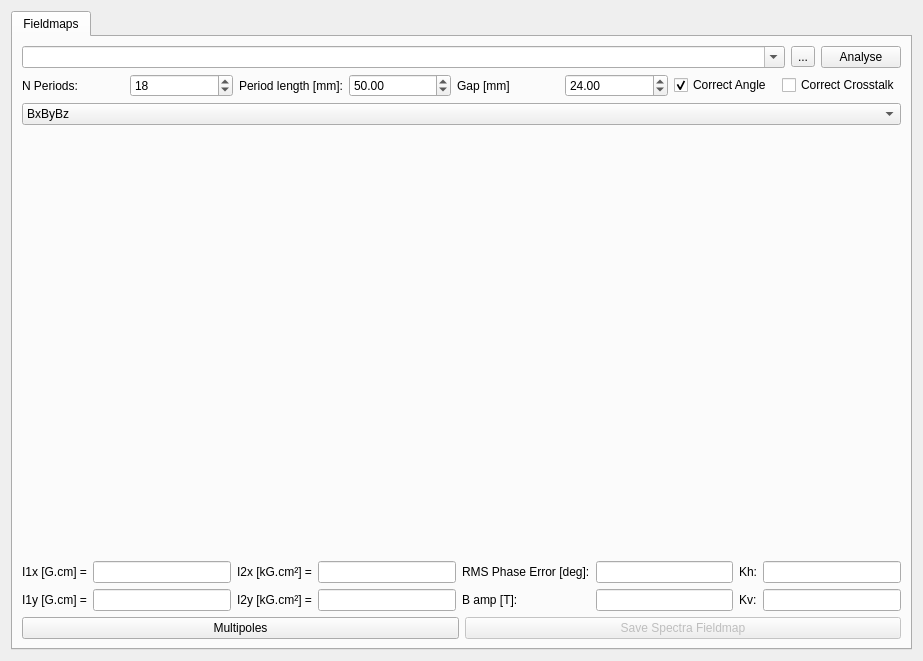
This is idanalysis/gui/ui/analysiswidget.ui in lnls-ima/insertion-devices as Qt 5 draws it before an edit. The edited form follows.
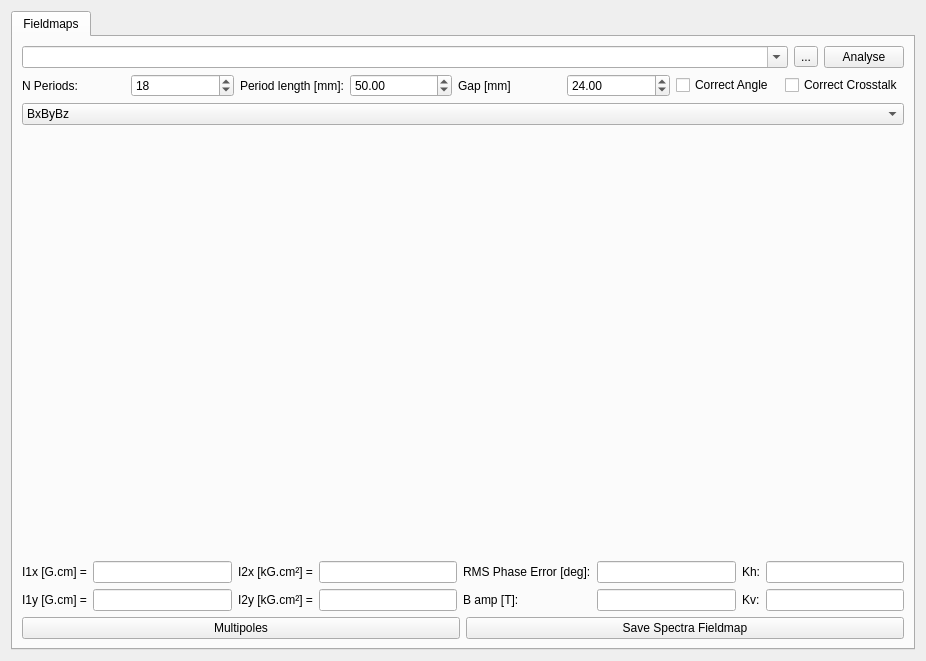
This is the edited form.

Commit message: Adding PE vs z and spectra fieldmap to idanalysis.

```diff
--- a/idanalysis/gui/ui/analysiswidget.ui
+++ b/idanalysis/gui/ui/analysiswidget.ui
@@ -6,7 +6,7 @@
    <rect>
     <x>0</x>
     <y>0</y>
-    <width>923</width>
+    <width>926</width>
     <height>661</height>
    </rect>
   </property>
@@ -111,7 +111,7 @@
             <string>Correct Angle</string>
            </property>
            <property name="checked">
-            <bool>true</bool>
+            <bool>false</bool>
            </property>
           </widget>
          </item>
@@ -422,7 +422,7 @@
          <item>
           <widget class="QPushButton" name="pbt_spectra_fieldmap">
            <property name="enabled">
-            <bool>false</bool>
+            <bool>true</bool>
            </property>
            <property name="text">
             <string>Save Spectra Fieldmap</string>
```
Left out of the diff: 5 changed lines with no effect on the pictures. The commit also changes 1 other file.
